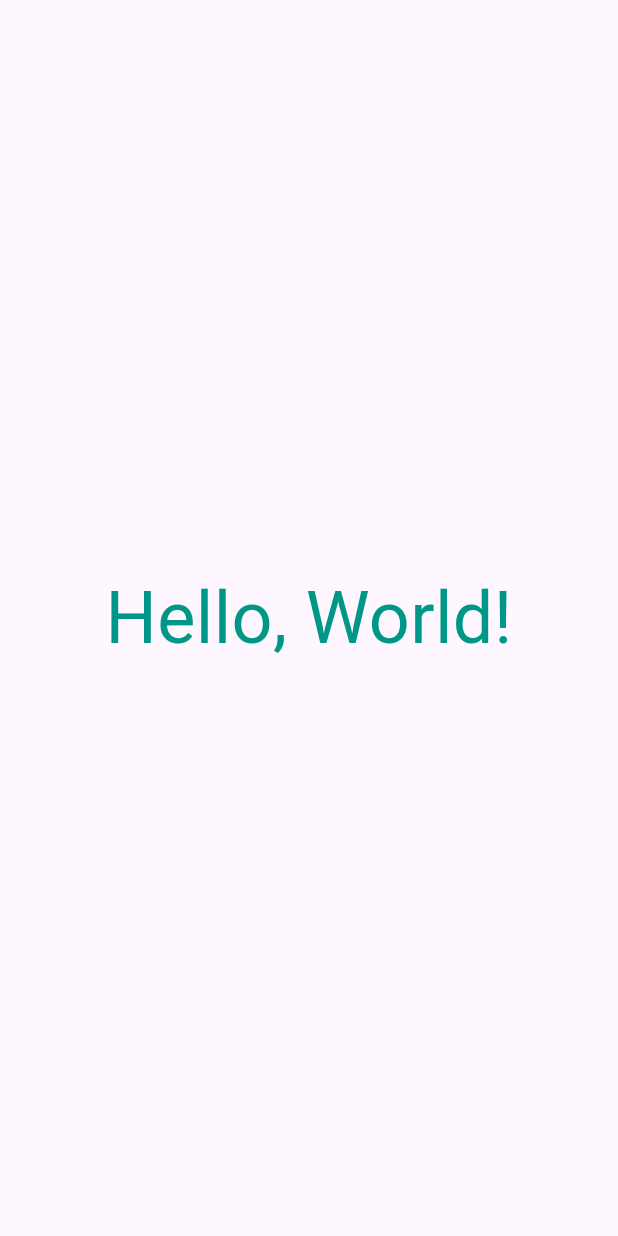
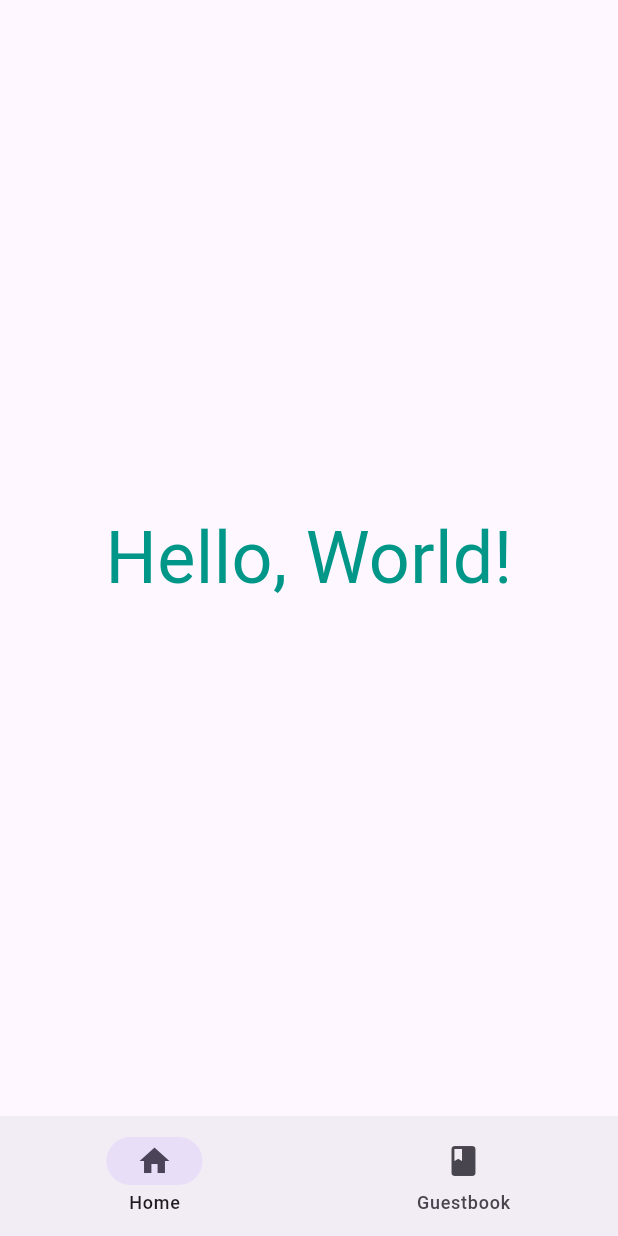
Before and after one commit to DevDogsUGA/Mobile-Workshops, a Flutter app: the screen it shows after launch, on a phone screen of 412 x 824 dp. Run offline on Flutter 3.47's test engine with Material 3 defaults, Android fonts, the phone set to English and light mode, and no system bars.

Commit message:
feat(flutter-intro): step 2, a NavigationBar shell with two tabs

```diff
--- a/lib/main.dart
+++ b/lib/main.dart
@@ -1,4 +1,4 @@
-import 'package:flutter_workshop/homepage.dart';
+import 'package:flutter_workshop/shell.dart';
 import 'package:flutter/material.dart';
 
 void main() {
@@ -16,7 +16,7 @@ class MyApp extends StatelessWidget {
       theme: ThemeData(
         colorScheme: ColorScheme.fromSeed(seedColor: Colors.deepPurple),
       ),
-      home: const HomePage(),
+      home: const Shell(),
     );
   }
 }
--- /dev/null
+++ b/lib/shell.dart
@@ -0,0 +1,33 @@
+import 'package:flutter/material.dart';
+
+import 'package:flutter_workshop/homepage.dart';
+
+/// Wraps HomePage and Guestbook in a bottom NavigationBar so you can switch
+/// between the two screens.
+class Shell extends StatefulWidget {
+  const Shell({super.key});
+
+  @override
+  State<Shell> createState() => _ShellState();
+}
+
+class _ShellState extends State<Shell> {
+  int _selectedIndex = 0;
+
+  static const _pages = [HomePage(), Center(child: Text('Guestbook'))];
+
+  @override
+  Widget build(BuildContext context) {
+    return Scaffold(
+      body: _pages[_selectedIndex],
+      bottomNavigationBar: NavigationBar(
+        selectedIndex: _selectedIndex,
+        onDestinationSelected: (index) => setState(() => _selectedIndex = index),
+        destinations: const [
+          NavigationDestination(icon: Icon(Icons.home), label: 'Home'),
+          NavigationDestination(icon: Icon(Icons.book), label: 'Guestbook'),
+        ],
+      ),
+    );
+  }
+}
```
